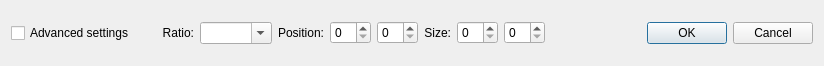
First picture: the form in lib/crop/cropwidget.ui, repository KDE/gwenview, before the edit.
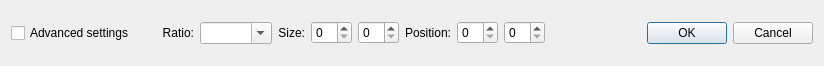
Second picture: the form after the edit.

Commit message:
Swap position and size in crop tool
Summary:
When one wants to re-use crop settings in gwenview (i.e. position and size), they have to be entered in the following order :
1/ Size
2/ Position

(it is not possible to do it the other way, as position is locked until the size of the crop area is smaller than the size of the image).

However, the settings are displayed in the reverse order, which is not convenient (un-necessary mouse actions).

Reviewers: #gwenview, rkflx

Reviewed By: #gwenview, rkflx

Subscribers: muhlenpfordt, rkflx, ngraham

Tags: #gwenview

The edit to the form file:
```diff
--- a/lib/crop/cropwidget.ui
+++ b/lib/crop/cropwidget.ui
@@ -81,39 +81,6 @@
          </sizepolicy>
         </property>
         <property name="text">
-         <string>Position:</string>
-        </property>
-        <property name="alignment">
-         <set>Qt::AlignRight|Qt::AlignTrailing|Qt::AlignVCenter</set>
-        </property>
-        <property name="buddy">
-         <cstring>leftSpinBox</cstring>
-        </property>
-       </widget>
-      </item>
-      <item>
-       <widget class="QSpinBox" name="leftSpinBox">
-        <property name="sizePolicy">
-         <sizepolicy hsizetype="Expanding" vsizetype="Fixed">
-          <horstretch>1</horstretch>
-          <verstretch>0</verstretch>
-         </sizepolicy>
-        </property>
-       </widget>
-      </item>
-      <item>
-       <widget class="QSpinBox" name="topSpinBox">
-        <property name="sizePolicy">
-         <sizepolicy hsizetype="Minimum" vsizetype="Fixed">
-          <horstretch>1</horstretch>
-          <verstretch>0</verstretch>
-         </sizepolicy>
-        </property>
-       </widget>
-      </item>
-      <item>
-       <widget class="QLabel" name="label_3">
-        <property name="text">
          <string>Size:</string>
         </property>
         <property name="alignment">
@@ -127,7 +94,7 @@
       <item>
        <widget class="QSpinBox" name="widthSpinBox">
         <property name="sizePolicy">
-         <sizepolicy hsizetype="Minimum" vsizetype="Fixed">
+         <sizepolicy hsizetype="Expanding" vsizetype="Fixed">
           <horstretch>1</horstretch>
           <verstretch>0</verstretch>
          </sizepolicy>
@@ -144,6 +111,39 @@
         </property>
        </widget>
       </item>
+      <item>
+       <widget class="QLabel" name="label_3">
+        <property name="text">
+         <string>Position:</string>
+        </property>
+        <property name="alignment">
+         <set>Qt::AlignRight|Qt::AlignTrailing|Qt::AlignVCenter</set>
+        </property>
+        <property name="buddy">
+         <cstring>leftSpinBox</cstring>
+        </property>
+       </widget>
+      </item>
+      <item>
+       <widget class="QSpinBox" name="leftSpinBox">
+        <property name="sizePolicy">
+         <sizepolicy hsizetype="Minimum" vsizetype="Fixed">
+          <horstretch>1</horstretch>
+          <verstretch>0</verstretch>
+         </sizepolicy>
+        </property>
+       </widget>
+      </item>
+      <item>
+       <widget class="QSpinBox" name="topSpinBox">
+        <property name="sizePolicy">
+         <sizepolicy hsizetype="Minimum" vsizetype="Fixed">
+          <horstretch>1</horstretch>
+          <verstretch>0</verstretch>
+         </sizepolicy>
+        </property>
+       </widget>
+      </item>
      </layout>
     </widget>
    </item>
```
Left out of the diff: 4 changed lines with no effect on the pictures.
